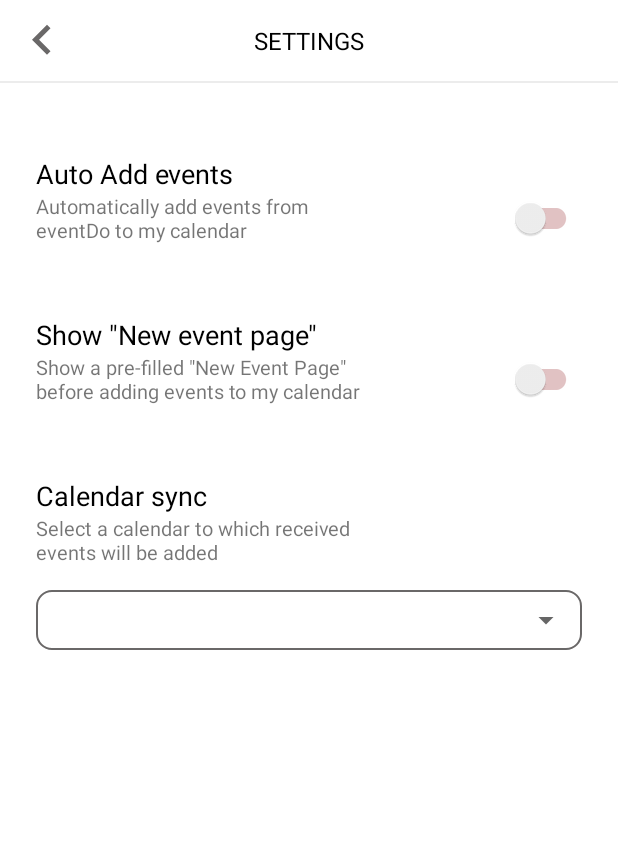
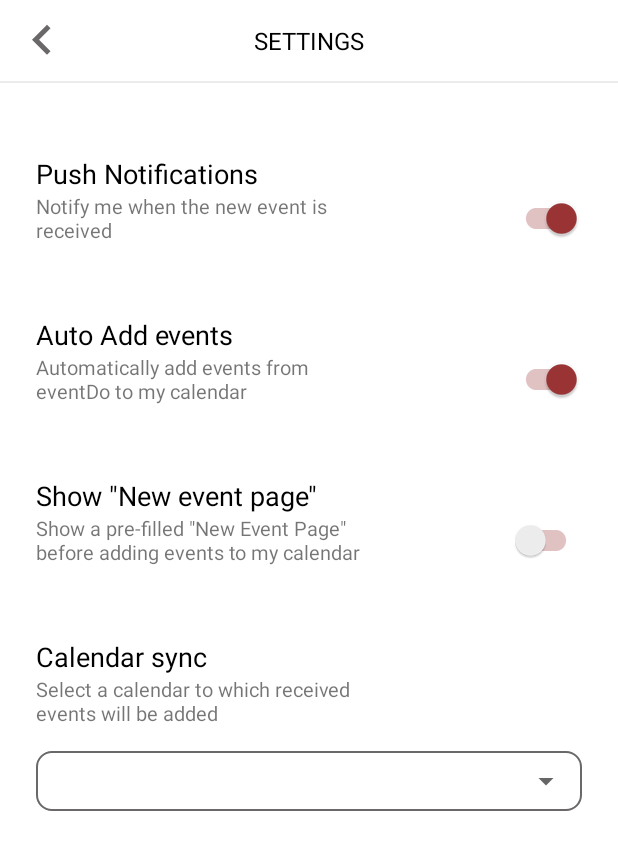
Before and after one commit to tr0lczyk/eventDo, an Android app: the SettingsFragment screen opened through its navigation route, on a phone screen of 412 x 824 dp. Shown: the top 850 px of the screen. Run offline under Robolectric (Android 15) with nearby library versions, the phone set to English and light mode, and no system bars; our stand-ins replace Timber, data binding; libraries missing offline, so code that uses them is left out: permissions.dispatcher; Roboto replaces fonts that are not available here; 3 statements that could not run were skipped.

Commit message:
notification allow/disallow added

```diff
--- a/app/src/main/java/com/rad4m/eventdo/MainActivity.kt
+++ b/app/src/main/java/com/rad4m/eventdo/MainActivity.kt
@@ -14,11 +14,9 @@ import com.rad4m.eventdo.utils.SharedPreferences
 import com.rad4m.eventdo.utils.Utilities.Companion.CHANNEL_DESC
 import com.rad4m.eventdo.utils.Utilities.Companion.CHANNEL_ID
 import com.rad4m.eventdo.utils.Utilities.Companion.CHANNEL_NAME
-import com.rad4m.eventdo.utils.Utilities.Companion.FIREBASE_TOKEN
 import com.rad4m.eventdo.utils.Utilities.Companion.USER_TOKEN
 import com.rad4m.eventdo.utils.Utilities.Companion.makeStatusBarTransparent
-import kotlinx.android.synthetic.main.activity_main.myNavHostFragment
-import timber.log.Timber
+import kotlinx.android.synthetic.main.activity_main.*
 import javax.inject.Inject
 
 class MainActivity : AppCompatActivity() {
@@ -36,9 +34,6 @@ class MainActivity : AppCompatActivity() {
                 if (!task.isSuccessful) {
                     return@OnCompleteListener
                 }
-                val token = task.result?.token
-                sharedPrefs.save(FIREBASE_TOKEN, "$token")
-                Timber.d("======$token")
             })
         if (Build.VERSION.SDK_INT >= Build.VERSION_CODES.O) {
             val channel = NotificationChannel(
--- a/app/src/main/java/com/rad4m/eventdo/di/AppComponent.kt
+++ b/app/src/main/java/com/rad4m/eventdo/di/AppComponent.kt
@@ -8,6 +8,7 @@ import com.rad4m.eventdo.ui.myaccountfragment.MyAccountFragment
 import com.rad4m.eventdo.ui.settingsfragment.SettingsFragment
 import com.rad4m.eventdo.ui.signupfragment.SignUpFragment
 import com.rad4m.eventdo.ui.verificationfragment.VerificationFragment
+import com.rad4m.eventdo.utils.MyFirebaseMessagingService
 import dagger.BindsInstance
 import dagger.Component
 import javax.inject.Singleton
@@ -32,6 +33,8 @@ interface AppComponent {
 
     fun inject(activity: SettingsFragment)
 
+    fun inject(service: MyFirebaseMessagingService)
+
     @Component.Builder
     interface Builder {
 
--- a/app/src/main/java/com/rad4m/eventdo/di/ApplicationExtension.kt
+++ b/app/src/main/java/com/rad4m/eventdo/di/ApplicationExtension.kt
@@ -1,6 +1,7 @@
 package com.rad4m.eventdo.di
 
 import android.app.Activity
+import android.app.Service
 import androidx.fragment.app.Fragment
 
 val Activity.appComponent: AppComponent
@@ -8,3 +9,6 @@ val Activity.appComponent: AppComponent
 
 val Fragment.appComponent: AppComponent
     get() = requireActivity().appComponent
+
+val Service.appComponent: AppComponent
+    get() = (application as AppComponentProvider).appComponent
--- a/app/src/main/java/com/rad4m/eventdo/ui/settingsfragment/SettingsFragment.kt
+++ b/app/src/main/java/com/rad4m/eventdo/ui/settingsfragment/SettingsFragment.kt
@@ -11,10 +11,12 @@ import androidx.fragment.app.Fragment
 import androidx.fragment.app.viewModels
 import androidx.lifecycle.Observer
 import androidx.navigation.fragment.findNavController
+import com.google.firebase.iid.FirebaseInstanceId
 import com.rad4m.eventdo.databinding.FragmentSettingsBinding
 import com.rad4m.eventdo.di.appComponent
 import com.rad4m.eventdo.utils.Utilities.Companion.AUTO_ADD_EVENT
 import com.rad4m.eventdo.utils.Utilities.Companion.NEW_EVENT_PAGE
+import com.rad4m.eventdo.utils.Utilities.Companion.PUSH_NOTIFICATION
 import com.rad4m.eventdo.utils.Utilities.Companion.USER_MAIN_CALENDAR_NAME
 import com.rad4m.eventdo.utils.UtilitiesCalendar.Companion.getCalendarsIds
 import com.rad4m.eventdo.utils.UtilitiesCalendar.Companion.saveMainCalendar
@@ -24,6 +26,7 @@ import permissions.dispatcher.NeedsPermission
 import permissions.dispatcher.OnPermissionDenied
 import permissions.dispatcher.RuntimePermissions
 import javax.inject.Inject
+
 
 @RuntimePermissions
 class SettingsFragment : Fragment() {
@@ -49,24 +52,39 @@ class SettingsFragment : Fragment() {
         binding.lifecycleOwner = this
         binding.viewModel = viewModel
         downloadCalWithPermissionCheck()
-        viewModel.backNavigation.observe(this, Observer {
+        viewModel.backNavigation.observe(this, {
             if (it) {
                 this.findNavController().navigateUp()
                 viewModel.stopBackNavigation()
             }
         })
 
-        viewModel.isNewEventPageOn.observe(this, Observer {
+        viewModel.isNewEventPageOn.observe(this, {
             viewModel.sharedPrefs.save(NEW_EVENT_PAGE, it)
             if (it) {
                 viewModel.isAutoAddEventOn.value = false
             }
         })
 
-        viewModel.isAutoAddEventOn.observe(this, Observer {
+        viewModel.isAutoAddEventOn.observe(this, {
             viewModel.sharedPrefs.save(AUTO_ADD_EVENT, it)
             if (it) {
                 viewModel.isNewEventPageOn.value = false
+            }
+        })
+
+        viewModel.isPushEnabled.observe(this, {
+            viewModel.sharedPrefs.save(PUSH_NOTIFICATION, it)
+            if (it) {
+                viewModel.updateFirebaseToken()
+            } else {
+                Thread {
+                    try {
+                        FirebaseInstanceId.getInstance().deleteInstanceId()
+                    } catch (e: Exception) {
+                        e.printStackTrace()
+                    }
+                }.start()
             }
         })
 
--- a/app/src/main/java/com/rad4m/eventdo/ui/settingsfragment/SettingsViewModel.kt
+++ b/app/src/main/java/com/rad4m/eventdo/ui/settingsfragment/SettingsViewModel.kt
@@ -4,25 +4,42 @@ import android.app.Application
 import androidx.core.content.ContextCompat
 import androidx.lifecycle.AndroidViewModel
 import androidx.lifecycle.MutableLiveData
+import androidx.lifecycle.viewModelScope
 import com.rad4m.eventdo.R
+import com.rad4m.eventdo.models.Result
+import com.rad4m.eventdo.networking.EventDoRepository
 import com.rad4m.eventdo.utils.SharedPreferences
+import com.rad4m.eventdo.utils.Utilities
 import com.rad4m.eventdo.utils.Utilities.Companion.AUTO_ADD_EVENT
+import com.rad4m.eventdo.utils.Utilities.Companion.NOT_FIRST_SETTINGS_OPENING
 import com.rad4m.eventdo.utils.Utilities.Companion.NEW_EVENT_PAGE
+import com.rad4m.eventdo.utils.Utilities.Companion.PUSH_NOTIFICATION
+import kotlinx.coroutines.launch
+import timber.log.Timber
 import javax.inject.Inject
 
 class SettingsViewModel @Inject constructor(
-    val sharedPrefs: SharedPreferences, application: Application
+    val sharedPrefs: SharedPreferences,
+    application: Application,
+    private val repository: EventDoRepository
 ) : AndroidViewModel(application) {
 
     val backIconTintColor = MutableLiveData<Int>()
     val backNavigation = MutableLiveData<Boolean>()
     val isNewEventPageOn = MutableLiveData<Boolean>()
     val isAutoAddEventOn = MutableLiveData<Boolean>()
+    val isPushEnabled = MutableLiveData<Boolean>()
 
     init {
         changeBackButtonColor(R.color.darkGray)
-        isNewEventPageOn.value = sharedPrefs.getValueBoolean(NEW_EVENT_PAGE) ?: false
-        isAutoAddEventOn.value = sharedPrefs.getValueBoolean(AUTO_ADD_EVENT) ?: true
+        if (sharedPrefs.getValueBoolean(NOT_FIRST_SETTINGS_OPENING) == false) {
+            setDefaults()
+            sharedPrefs.save(NOT_FIRST_SETTINGS_OPENING, true)
+        } else {
+            isNewEventPageOn.value = sharedPrefs.getValueBoolean(NEW_EVENT_PAGE)
+            isAutoAddEventOn.value = sharedPrefs.getValueBoolean(AUTO_ADD_EVENT)
+            isPushEnabled.value = sharedPrefs.getValueBoolean(PUSH_NOTIFICATION)
+        }
     }
 
     fun startBackNavigation() {
@@ -38,4 +55,23 @@ class SettingsViewModel @Inject constructor(
     private fun changeBackButtonColor(colorInt: Int) {
         backIconTintColor.value = ContextCompat.getColor(getApplication(), colorInt)
     }
+
+    private fun setDefaults() {
+        isNewEventPageOn.value = false
+        isAutoAddEventOn.value = true
+        isPushEnabled.value = true
+    }
+
+    fun updateFirebaseToken() {
+        viewModelScope.launch {
+            when (val response = repository.updateFirebaseToken()) {
+                is Result.Success -> sharedPrefs.save(
+                    Utilities.DEVICE_ID,
+                    response.data!!.message!!
+                )
+                is Result.Failure -> Timber.i(response.failure)
+                is Result.Error -> Timber.i(response.error)
+            }
+        }
+    }
 }
--- a/app/src/main/java/com/rad4m/eventdo/utils/MyFirebaseMessagingService.kt
+++ b/app/src/main/java/com/rad4m/eventdo/utils/MyFirebaseMessagingService.kt
@@ -3,12 +3,20 @@ package com.rad4m.eventdo.utils
 import com.google.firebase.messaging.FirebaseMessagingService
 import com.google.firebase.messaging.RemoteMessage
 import com.rad4m.eventdo.utils.Utilities.Companion.appInForeground
+import com.rad4m.eventdo.utils.UtilitiesCalendar.Companion.sharedPrefs
+import timber.log.Timber
 
-class MyFirebaseMessagingService : FirebaseMessagingService() {
+class MyFirebaseMessagingService :
+    FirebaseMessagingService() {
+
+
+    override fun onNewToken(p0: String) {
+        sharedPrefs.save(Utilities.FIREBASE_TOKEN, p0)
+        Timber.d("======$p0")
+    }
 
     override fun onMessageReceived(remoteMessage: RemoteMessage) {
         super.onMessageReceived(remoteMessage)
-
         if (!appInForeground(applicationContext)) {
             Utilities.NotificationHelper.displayNotification(
                 applicationContext,
--- a/app/src/main/java/com/rad4m/eventdo/utils/SharedPreferences.kt
+++ b/app/src/main/java/com/rad4m/eventdo/utils/SharedPreferences.kt
@@ -119,7 +119,7 @@ class SharedPreferences @Inject constructor(application: Application, val moshi:
     }
 
     fun getValueBoolean(KEY_NAME: String): Boolean? {
-        return sharedPref.getBoolean(KEY_NAME, false)
+        return sharedPref.getBoolean(KEY_NAME,false)
     }
 
     fun clearSharedPreference() {
--- a/app/src/main/java/com/rad4m/eventdo/utils/Utilities.kt
+++ b/app/src/main/java/com/rad4m/eventdo/utils/Utilities.kt
@@ -18,8 +18,14 @@ import androidx.core.app.NotificationCompat
 import androidx.core.app.NotificationManagerCompat
 import androidx.core.content.ContextCompat
 import androidx.fragment.app.FragmentActivity
+import com.google.android.gms.tasks.OnCompleteListener
+import com.google.firebase.iid.FirebaseInstanceId
+import com.rad4m.eventdo.EventDoApplication
 import com.rad4m.eventdo.MainActivity
 import com.rad4m.eventdo.R
+import com.squareup.moshi.Moshi
+import com.squareup.moshi.kotlin.reflect.KotlinJsonAdapterFactory
+import timber.log.Timber
 import java.text.SimpleDateFormat
 import java.util.Date
 import java.util.UUID
@@ -36,6 +42,8 @@ class Utilities {
         const val ITEM_VIEW_TYPE_ITEM = 1
         const val NEW_EVENT_PAGE = "newEventPage"
         const val AUTO_ADD_EVENT = "autoAddEvent"
+        const val PUSH_NOTIFICATION = "pushNotification"
+        const val NOT_FIRST_SETTINGS_OPENING = "firstSettingsOpening"
         const val USER_CALENDAR_LIST = "userCalendarList"
         const val USER_MAIN_CALENDAR_ID = "userMainCalendarId"
         const val USER_MAIN_CALENDAR_NAME = "userMainCalendarName"
@@ -48,6 +56,12 @@ class Utilities {
         const val DEVICE_ID = "deviceId"
         const val NEW_CURSOR_EVENT = "newCursorEvent"
         const val NEW_EVENT_ID = "newEventId"
+
+        val sharedPreferences = SharedPreferences(
+            EventDoApplication.instance, Moshi.Builder()
+                .add(KotlinJsonAdapterFactory())
+                .build()
+        )
 
         fun convertDateToString(date: Date): String {
             val originalFormat = SimpleDateFormat("yyyy-MM-dd HH:mm:ss")
@@ -177,7 +191,7 @@ class Utilities {
     object NotificationHelper {
 
         fun displayNotification(context: Context, title: String, body: String) {
-
+//            if(sharedPreferences.getValueBoolean(PUSH_NOTIFICATION) != false){
                 val intent = Intent(context, MainActivity::class.java)
 
                 val pendingIntent = PendingIntent.getActivity(
@@ -197,6 +211,8 @@ class Utilities {
 
                 val mNotificationMgr = NotificationManagerCompat.from(context)
                 mNotificationMgr.notify(1, mBuilder.build())
+//            }
         }
     }
+
 }
--- a/app/src/main/res/layout/fragment_settings.xml
+++ b/app/src/main/res/layout/fragment_settings.xml
@@ -50,10 +50,34 @@
             app:layout_constraintTop_toBottomOf="@+id/mainTitle" />
 
         <TextView
+            android:id="@+id/pushNotificationsTitle"
+            android:text="@string/push_notifications"
+            app:layout_constraintStart_toStartOf="parent"
+            app:layout_constraintTop_toBottomOf="@+id/view"
+            style="@style/setting_title" />
+
+        <TextView
+            android:id="@+id/pushNotificationsDescription"
+            android:text="@string/notify_me_when_the_new_event_is_received"
+            app:layout_constraintEnd_toEndOf="@+id/mainTitle"
+            app:layout_constraintStart_toStartOf="@+id/pushNotificationsTitle"
+            app:layout_constraintTop_toBottomOf="@+id/pushNotificationsTitle"
+            style="@style/setting_subtitle" />
+
+        <androidx.appcompat.widget.SwitchCompat
+            android:id="@+id/pushNotificationsSwitch"
+            app:trackTint="@color/darkRedLighter"
+            app:layout_constraintBottom_toBottomOf="@+id/pushNotificationsDescription"
+            app:layout_constraintEnd_toEndOf="parent"
+            app:layout_constraintTop_toTopOf="@+id/pushNotificationsDescription"
+            android:checked="@={viewModel.isPushEnabled}"
+            style="@style/switch_style" />
+
+        <TextView
             android:id="@+id/autoAddTitle"
             android:text="@string/auto_add_events"
             app:layout_constraintStart_toStartOf="parent"
-            app:layout_constraintTop_toBottomOf="@+id/view"
+            app:layout_constraintTop_toBottomOf="@+id/pushNotificationsDescription"
             style="@style/setting_title" />
 
         <TextView
--- a/app/src/main/res/values/strings.xml
+++ b/app/src/main/res/values/strings.xml
@@ -95,4 +95,6 @@ I want to tell you about an awesome app. Check out http://www.eventdo.se</string
     <string name="account_delete_text">By clicking yes you will delete your account from the system. Do you want to proceed?</string>
     <string name="yes_button">Yes</string>
     <string name="no_button">No</string>
+    <string name="push_notifications">Push Notifications</string>
+    <string name="notify_me_when_the_new_event_is_received">Notify me when the new event is received</string>
 </resources>
```
Also changed, not shown: 1 other file. Lines whose indentation alone changed are shown as unchanged.
